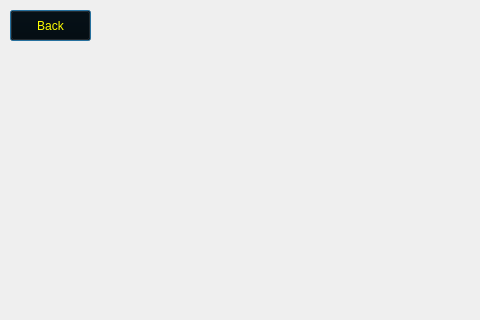
The window that client_gui/aboutwindow.ui (Igris-1/tp_final_taller_g13) describes before a commit, drawn with Qt 5; both pictures show x 0 to 480 and y 0 to 320 of the 717 by 411 pixel window.
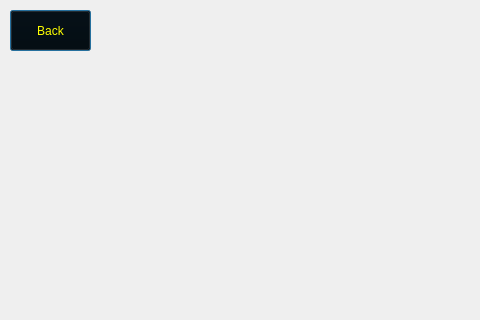
The same window after the commit. Icons and pictures are not drawn.

Diff of the .ui file:
```diff
--- a/client_gui/aboutwindow.ui
+++ b/client_gui/aboutwindow.ui
@@ -48,7 +48,7 @@
       <x>10</x>
       <y>10</y>
       <width>81</width>
-      <height>31</height>
+      <height>41</height>
      </rect>
     </property>
     <property name="styleSheet">
```
